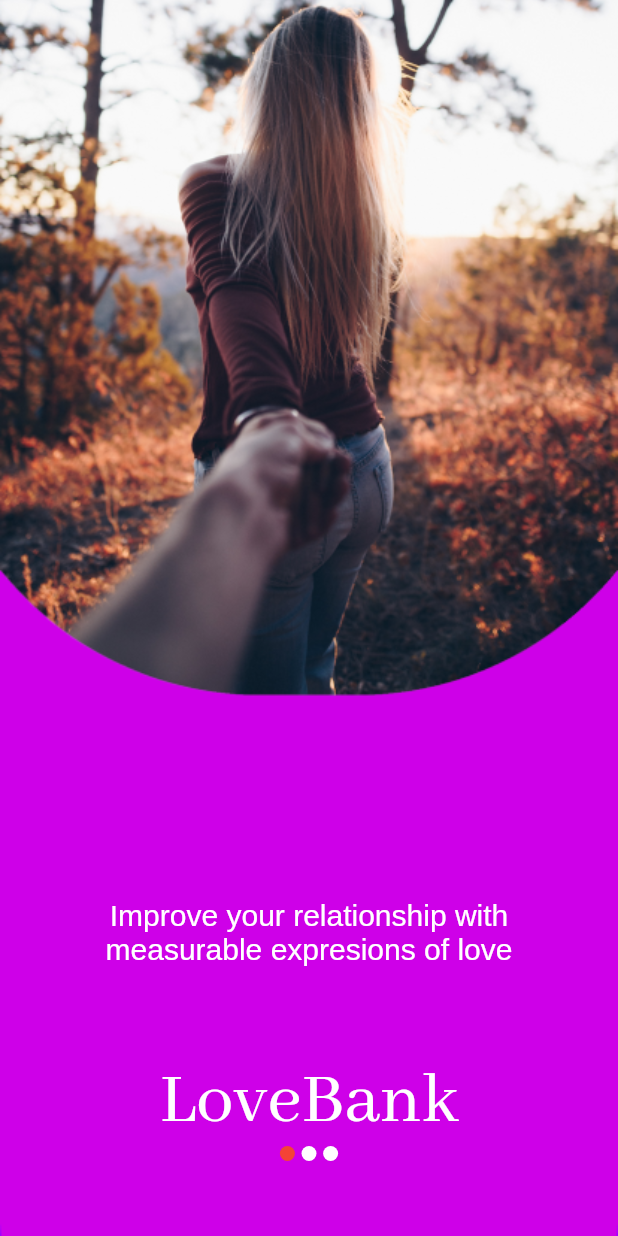
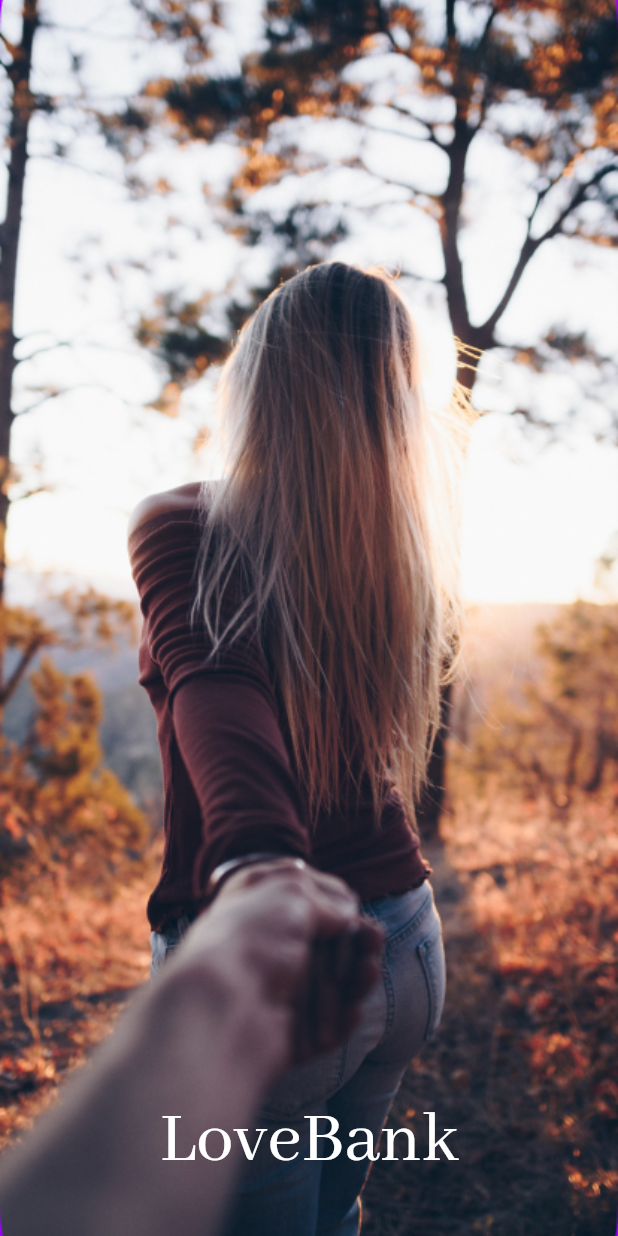
Before and after one commit to GittieLabs/lovebank-frontend, a Flutter app: the screen it shows after launch, on a phone screen of 412 x 824 dp. Run offline on Flutter 3.47's test engine with Material 2 defaults, Android fonts, the phone set to English and light mode, and no system bars.

```diff
--- a/flutter_lovebank/lib/three_page_intro.dart
+++ b/flutter_lovebank/lib/three_page_intro.dart
@@ -17,10 +17,12 @@ class ThreeDots extends StatelessWidget {
     Color c2 = (page == 0) ? t : (page == 2) ? r : w;
     Color c3 = (page == 0) ? t : (page == 3) ? r : w;
     return Row(
+      mainAxisSize: MainAxisSize.min,
       mainAxisAlignment: MainAxisAlignment.center,
       children: [
-        Spacer(flex: 31),
         Container(
+          padding: EdgeInsets.all(2),
+          child: Container(
             width: 10,
             height: 10,
             decoration: BoxDecoration(
@@ -28,8 +30,10 @@ class ThreeDots extends StatelessWidget {
               shape: BoxShape.circle,
             ),
           ),
-        Spacer(),
+        ),
         Container(
+          padding: EdgeInsets.all(2),
+          child: Container(
             width: 10,
             height: 10,
             decoration: BoxDecoration(
@@ -37,8 +41,10 @@ class ThreeDots extends StatelessWidget {
               shape: BoxShape.circle,
             ),
           ),
-        Spacer(),
+        ),
         Container(
+          padding: EdgeInsets.all(2),
+          child: Container(
             width: 10,
             height: 10,
             decoration: BoxDecoration(
@@ -46,7 +52,7 @@ class ThreeDots extends StatelessWidget {
               shape: BoxShape.circle,
             ),
           ),
-        Spacer(flex: 31),
+        ),
       ],
     );
   }
@@ -64,7 +70,8 @@ class BottomTitleBar extends StatelessWidget {
     return Column(
       children: [
         Container(
-          child: Text("LoveBank",
+          child: Text(
+            "LoveBank",
             textAlign: TextAlign.center,
             style: TextStyle(
               color: Colors.white,
@@ -79,16 +86,103 @@ class BottomTitleBar extends StatelessWidget {
   }
 }
 
+///Each individual page, including page 0 (the splash page)
+class IntroPage extends StatelessWidget {
+  final int page;
+  IntroPage({this.page});
+
+  @override
+  Widget build(BuildContext context) {
+    Container mainContent = Container();
+    String text = " ";
+    String imgPath = "";
+    if (page == 0) {
+      imgPath = "assets/images/intro/splash.png";
+    }
+    if (page == 1) {
+      text = "Improve your relationship with measurable expresions of love";
+      imgPath = "assets/images/intro/intro-1.png";
+    }
+    if (page == 2) {
+      text =
+          "Increase your love bank account by performing the tasks most important to your partner";
+      imgPath = "assets/images/intro/intro-2.png";
+    }
+
+    mainContent = Container(
+      width: MediaQuery.of(context).size.width,
+      height: MediaQuery.of(context).size.height,
+      padding: EdgeInsets.only(left: 60, right: 60),
+      child: Column(
+        mainAxisAlignment: MainAxisAlignment.center,
+        children: [
+          Spacer(flex: 3),
+          Text(
+            text,
+            textAlign: TextAlign.center,
+            style: TextStyle(
+              color: Colors.white,
+              fontSize: 20,
+            ),
+          ),
+          Spacer(flex: 1),
+        ],
+      ),
+    );
+
+    if (page == 3) {
+      mainContent = Container(
+        width: MediaQuery.of(context).size.width,
+        height: MediaQuery.of(context).size.height,
+        child: Column(
+          mainAxisAlignment: MainAxisAlignment.end,
+          children: [
+            Spacer(flex: 3),
+            Padding(
+              padding: EdgeInsets.all(10),
+              child: WideButton(
+                text: "Sign in",
+                color: Theme.of(context).primaryColor,
+                onTap: () => {},
+              ),
+            ),
+            Padding(
+              padding: EdgeInsets.all(10),
+              child: WideButton(
+                text: "Create an account",
+                color: Theme.of(context).accentColor,
+                onTap: () => {},
+              ),
+            ),
+            Spacer(flex: 1),
+          ],
+        ),
+      );
+      imgPath = "assets/images/intro/intro-3.png";
+    }
+
+    return Container(
+      decoration: BoxDecoration(
+        image: DecorationImage(
+          image: ExactAssetImage(imgPath),
+          fit: BoxFit.cover,
+        ),
+        color: Theme.of(context).backgroundColor,
+      ),
+      child: mainContent,
+    );
+  }
+}
+
 ///The three page intro screen widget.
 class ThreePageIntro extends StatefulWidget {
-
   @override
   _ThreePageIntroState createState() => _ThreePageIntroState();
 }
 
 ///The state of the three page intro screen widget.
 class _ThreePageIntroState extends State<ThreePageIntro> {
-  int _page = 1;
+  int _page = 0;
 
   void _handleTap() {
     setState(() {
@@ -97,76 +191,23 @@ class _ThreePageIntroState extends State<ThreePageIntro> {
   }
 
   Widget build(BuildContext context) {
-    Container mainContent = Container();
-    String text = "";
-    String imgPath = "";
-    if (_page == 1) {
-        text = "Improve your relationship with measurable expresions of love";
-        imgPath = "assets/images/intro/intro-1.png";
-    }
-    if (_page == 2) {
-        text = "Increase your love bank account by performing the tasks most important to your partner";
-        imgPath = "assets/images/intro/intro-2.png";
-    }
-
-    mainContent = Container(
-      padding: EdgeInsets.only(left: 60, right: 60, bottom: 60),
-      child: Text( text,
-        textAlign: TextAlign.center,
-        style: TextStyle(
-          color: Colors.white,
-          fontSize: 20,
-        ),
-      ),
-    );
-
-    if (_page == 3) {
-        mainContent = Container(
-          child: Column(
-            children: [
-              Padding( padding: EdgeInsets.all(10),
-                child: WideButton(
-                  text: "Sign in",
-                  color: Theme.of(context).primaryColor,
-                  onTap: _handleTap,
-                ),
-              ),
-              Padding( padding: EdgeInsets.all(10),
-                child: WideButton(
-                  text: "Create an account",
-                  color: Theme.of(context).accentColor,
-                  onTap: _handleTap,
-                ),
-              ),
-            ],
-          ),
-        );
-        imgPath = "assets/images/intro/intro-3.png";
-    }
+    var page = IntroPage(page: _page);
 
     return GestureDetector(
       onTap: _handleTap,
       child: Material(
-        child: Container(
-          decoration: BoxDecoration(
-            image: DecorationImage(
-              image: ExactAssetImage(imgPath),
-              fit: BoxFit.cover,
-            ),
-            color: Theme.of(context).backgroundColor,
-          ),
-          child: Column(
-            mainAxisAlignment: MainAxisAlignment.end,
+        child: Stack(
           children: [
-              mainContent,
-              Padding(
-                padding: EdgeInsets.only(left: 50, right: 50, bottom: 50),
+            page,
+            Positioned(
+              bottom: 20,
+              left: 0,
+              right: 0,
               child: BottomTitleBar(page: _page),
             ),
           ],
         ),
       ),
-      ),
     );
   }
 }
--- a/flutter_lovebank/pubspec.yaml
+++ b/flutter_lovebank/pubspec.yaml
@@ -38,6 +38,7 @@ flutter:
     - assets/images/intro/intro-1.png
     - assets/images/intro/intro-2.png
     - assets/images/intro/intro-3.png
+    - assets/images/intro/splash.png
   fonts:
     - family: AbhayaLibre
       fonts:
```
Also changed, not shown: flutter_lovebank/assets/images/intro/intro-2.png, flutter_lovebank/assets/images/intro/splash.png (added). Lines whose indentation alone changed are shown as unchanged.
